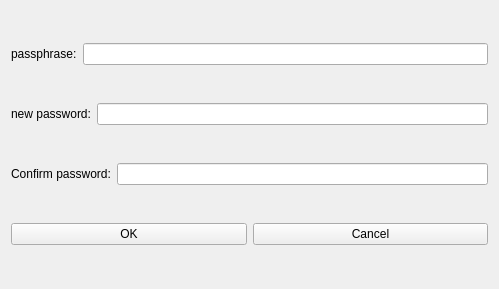
Old version of the form src/ui/box/retrieve-password.ui in the repository openeuler-mirror/ks-ssr.
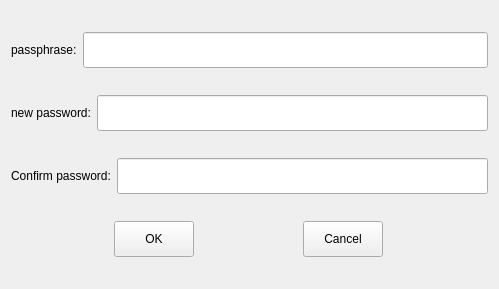
New version of the form. Icons and pictures are not drawn.

The edit to the form file:
```diff
--- a/src/ui/box/retrieve-password.ui
+++ b/src/ui/box/retrieve-password.ui
@@ -28,7 +28,14 @@
       </widget>
      </item>
      <item>
-      <widget class="QLineEdit" name="m_passphrase"/>
+      <widget class="QLineEdit" name="m_passphrase">
+       <property name="minimumSize">
+        <size>
+         <width>0</width>
+         <height>36</height>
+        </size>
+       </property>
+      </widget>
      </item>
     </layout>
    </item>
@@ -42,7 +49,14 @@
       </widget>
      </item>
      <item>
-      <widget class="QLineEdit" name="m_password"/>
+      <widget class="QLineEdit" name="m_password">
+       <property name="minimumSize">
+        <size>
+         <width>0</width>
+         <height>36</height>
+        </size>
+       </property>
+      </widget>
      </item>
     </layout>
    </item>
@@ -56,7 +70,14 @@
       </widget>
      </item>
      <item>
-      <widget class="QLineEdit" name="m_confirmPassword"/>
+      <widget class="QLineEdit" name="m_confirmPassword">
+       <property name="minimumSize">
+        <size>
+         <width>0</width>
+         <height>36</height>
+        </size>
+       </property>
+      </widget>
      </item>
     </layout>
    </item>
@@ -64,6 +85,18 @@
     <layout class="QHBoxLayout" name="horizontalLayout_4">
      <item>
       <widget class="QPushButton" name="m_ok">
+       <property name="sizePolicy">
+        <sizepolicy hsizetype="Fixed" vsizetype="Fixed">
+         <horstretch>0</horstretch>
+         <verstretch>0</verstretch>
+        </sizepolicy>
+       </property>
+       <property name="minimumSize">
+        <size>
+         <width>72</width>
+         <height>36</height>
+        </size>
+       </property>
        <property name="text">
         <string>OK</string>
        </property>
@@ -71,6 +104,18 @@
      </item>
      <item>
       <widget class="QPushButton" name="m_cancel">
+       <property name="sizePolicy">
+        <sizepolicy hsizetype="Fixed" vsizetype="Fixed">
+         <horstretch>0</horstretch>
+         <verstretch>0</verstretch>
+        </sizepolicy>
+       </property>
+       <property name="minimumSize">
+        <size>
+         <width>72</width>
+         <height>36</height>
+        </size>
+       </property>
        <property name="text">
         <string>Cancel</string>
        </property>
```
